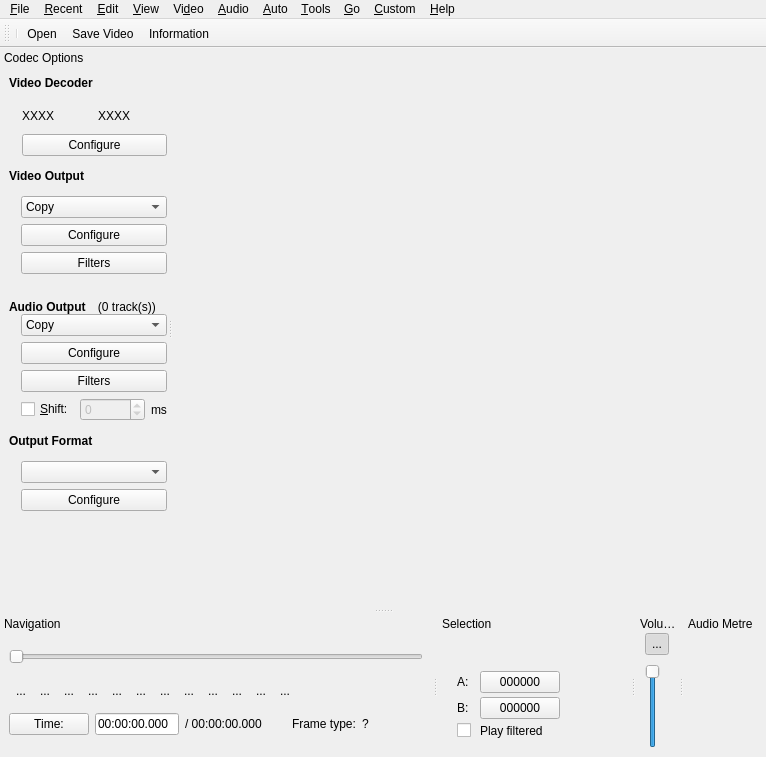
Qt form avidemux/qt4/ADM_userInterfaces/ADM_gui/gui2.ui (mean00/avidemux2) before a commit.
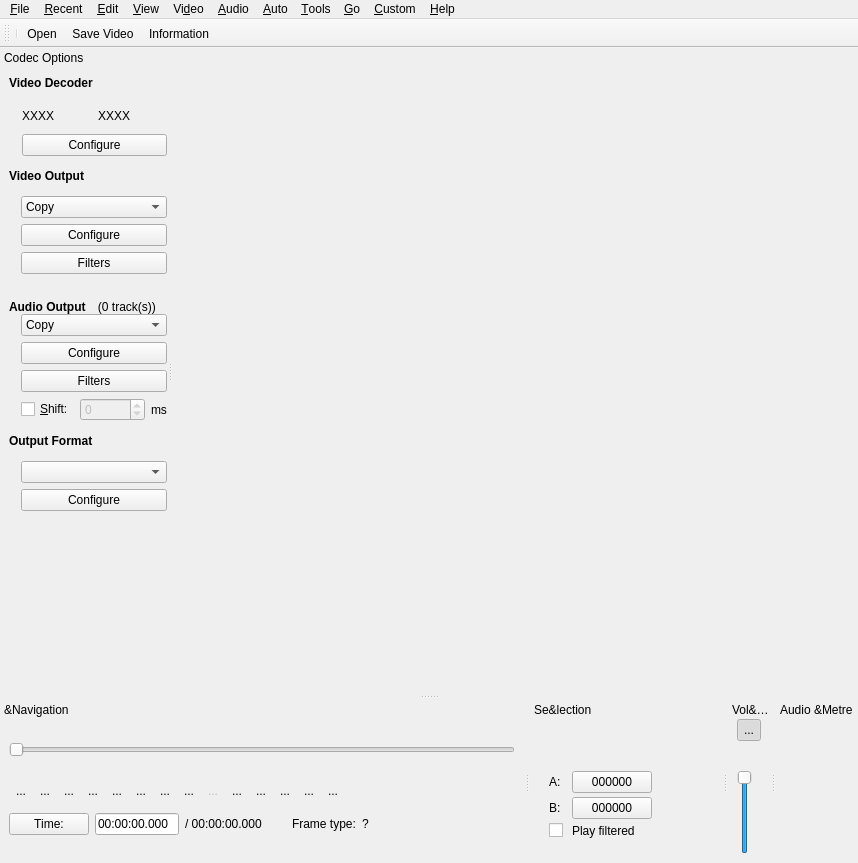
The same form after that commit. Icons and pictures are not drawn. Custom widgets are drawn as their Qt base class.

Commit message: [UI/Qt] Add button and actions for fwd/bckwd 1mn

The edit to the form file:
```diff
--- a/avidemux/qt4/ADM_userInterfaces/ADM_gui/gui2.ui
+++ b/avidemux/qt4/ADM_userInterfaces/ADM_gui/gui2.ui
@@ -7,8 +7,8 @@
    <rect>
     <x>0</x>
     <y>0</y>
-    <width>766</width>
-    <height>757</height>
+    <width>858</width>
+    <height>863</height>
    </rect>
   </property>
   <property name="windowTitle">
@@ -99,8 +99,8 @@
     <rect>
      <x>0</x>
      <y>0</y>
-     <width>766</width>
-     <height>29</height>
+     <width>858</width>
+     <height>30</height>
     </rect>
    </property>
    <widget class="QMenu" name="menuHelp">
@@ -812,7 +812,7 @@
     <set>Qt::BottomDockWidgetArea</set>
    </property>
    <property name="windowTitle">
-    <string>Navigation</string>
+    <string>&amp;Navigation</string>
    </property>
    <attribute name="dockWidgetArea">
     <number>8</number>
@@ -1037,6 +1037,12 @@
          </item>
          <item>
           <widget class="QToolButton" name="toolButtonPreviousBlackFrame">
+           <property name="enabled">
+            <bool>false</bool>
+           </property>
+           <property name="toolTip">
+            <string>Search previous black frame</string>
+           </property>
            <property name="text">
             <string>...</string>
            </property>
@@ -1097,6 +1103,58 @@
          </item>
          <item>
           <widget class="QToolButton" name="toolButtonLastFrame">
+           <property name="toolTip">
+            <string>Go to last frame</string>
+           </property>
+           <property name="text">
+            <string>...</string>
+           </property>
+           <property name="icon">
+            <iconset resource="avidemux.qrc">
+             <normaloff>:/new/prefix1/pics/player_end.png</normaloff>:/new/prefix1/pics/player_end.png</iconset>
+           </property>
+           <property name="iconSize">
+            <size>
+             <width>24</width>
+             <height>24</height>
+            </size>
+           </property>
+           <property name="autoRaise">
+            <bool>true</bool>
+           </property>
+          </widget>
+         </item>
+         <item>
+          <widget class="QToolButton" name="toolButtonBackOneMinute">
+           <property name="toolTip">
+            <string>Backward one minute [CTRL+DOWN]</string>
+           </property>
+           <property name="text">
+            <string>...</string>
+           </property>
+           <property name="icon">
+            <iconset resource="avidemux.qrc">
+             <normaloff>:/new/prefix1/pics/player_start.png</normaloff>:/new/prefix1/pics/player_start.png</iconset>
+           </property>
+           <property name="iconSize">
+            <size>
+             <width>24</width>
+             <height>24</height>
+            </size>
+           </property>
+           <property name="autoRaise">
+            <bool>true</bool>
+           </property>
+          </widget>
+         </item>
+         <item>
+          <widget class="QToolButton" name="toolButtonForwardOneMinute">
+           <property name="toolTip">
+            <string>Forward one minute [CTRL+UP]</string>
+           </property>
+           <property name="accessibleDescription">
+            <string>Forward one minute</string>
+           </property>
            <property name="text">
             <string>...</string>
            </property>
@@ -1261,14 +1319,14 @@
    <property name="minimumSize">
     <size>
      <width>192</width>
-     <height>143</height>
+     <height>163</height>
     </size>
    </property>
    <property name="features">
     <set>QDockWidget::NoDockWidgetFeatures</set>
    </property>
    <property name="windowTitle">
-    <string>Selection</string>
+    <string>Se&amp;lection</string>
    </property>
    <attribute name="dockWidgetArea">
     <number>8</number>
@@ -1404,7 +1462,7 @@
     <set>Qt::BottomDockWidgetArea</set>
    </property>
    <property name="windowTitle">
-    <string>Volume</string>
+    <string>Vol&amp;ume</string>
    </property>
    <attribute name="dockWidgetArea">
     <number>8</number>
@@ -1504,7 +1562,7 @@
     <set>Qt::BottomDockWidgetArea</set>
    </property>
    <property name="windowTitle">
-    <string>Audio Metre</string>
+    <string>Audio &amp;Metre</string>
    </property>
    <attribute name="dockWidgetArea">
     <number>8</number>
```
Left out of the diff: 154 changed lines with no effect on the pictures. The commit also changes 3 other files.
